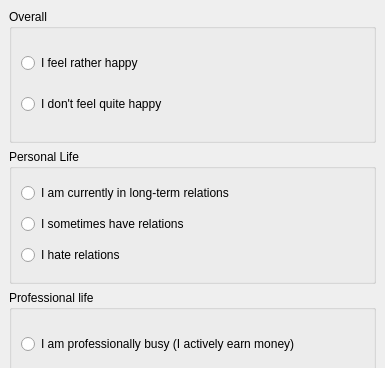
Before: the Qt Designer form mainwindow.ui in tvb2/happinessMeter, drawn with Qt 5; both pictures show x 0 to 385 and y 0 to 368 of the 385 by 654 pixel window.
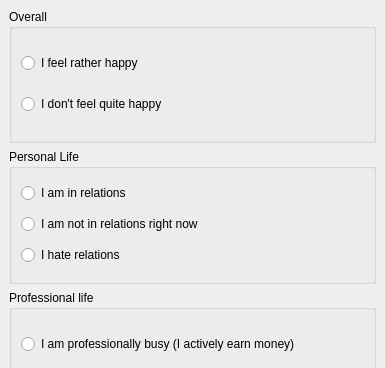
After: the same form once the commit is applied.

```diff
--- a/mainwindow.ui
+++ b/mainwindow.ui
@@ -64,14 +64,14 @@
          <item>
           <widget class="QRadioButton" name="RBPersonalLTR">
            <property name="text">
-            <string>I am currently in long-term relations</string>
+            <string>I am in relations</string>
            </property>
           </widget>
          </item>
          <item>
           <widget class="QRadioButton" name="RBPersonalSometimes">
            <property name="text">
-            <string>I sometimes have relations</string>
+            <string>I am not in relations right now</string>
            </property>
           </widget>
          </item>
```
